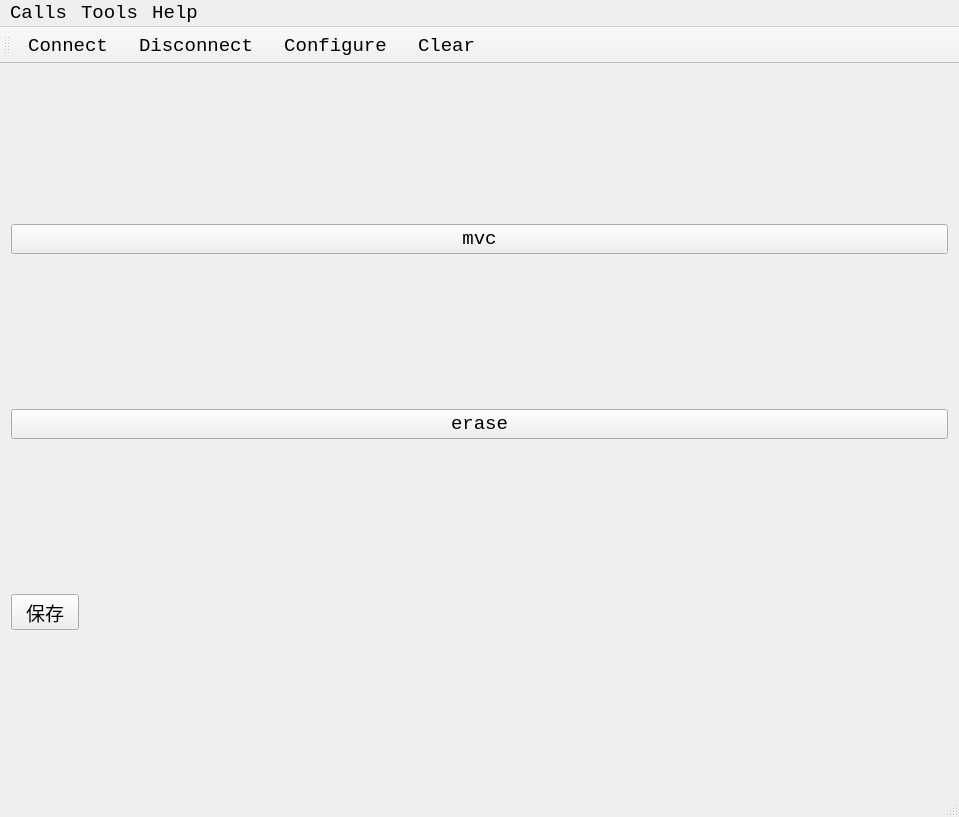
Before: the Qt Designer form terminal1/mainwindow.ui in isliulin/QT43, drawn with Qt 5.
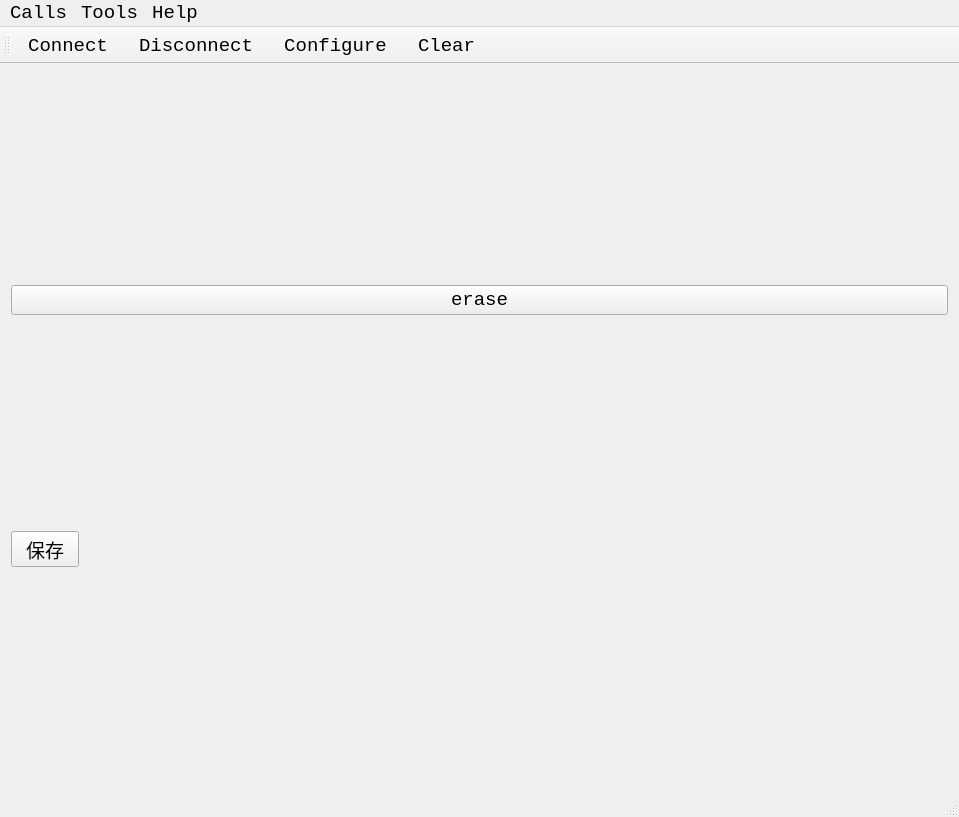
After: the same form once the commit is applied. Icons and pictures are not drawn.

Diff of the .ui file:
```diff
--- a/terminal1/mainwindow.ui
+++ b/terminal1/mainwindow.ui
@@ -24,13 +24,6 @@
   </property>
   <widget class="QWidget" name="centralWidget">
    <layout class="QVBoxLayout" name="verticalLayout">
-    <item>
-     <widget class="QPushButton" name="pushButton">
-      <property name="text">
-       <string>mvc</string>
-      </property>
-     </widget>
-    </item>
     <item>
      <widget class="QPushButton" name="pushButton_2">
       <property name="text">
```
